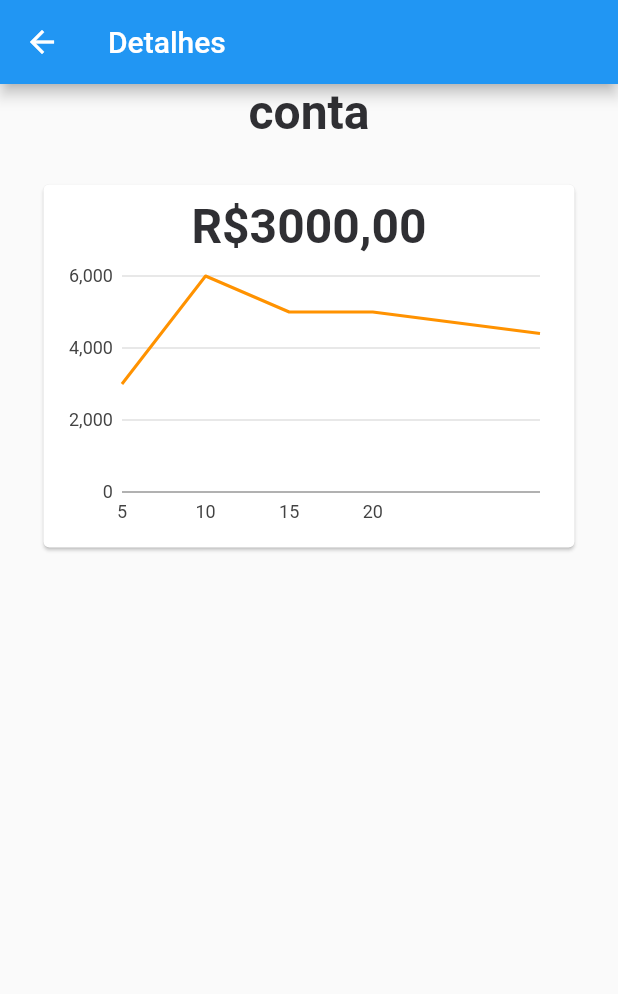
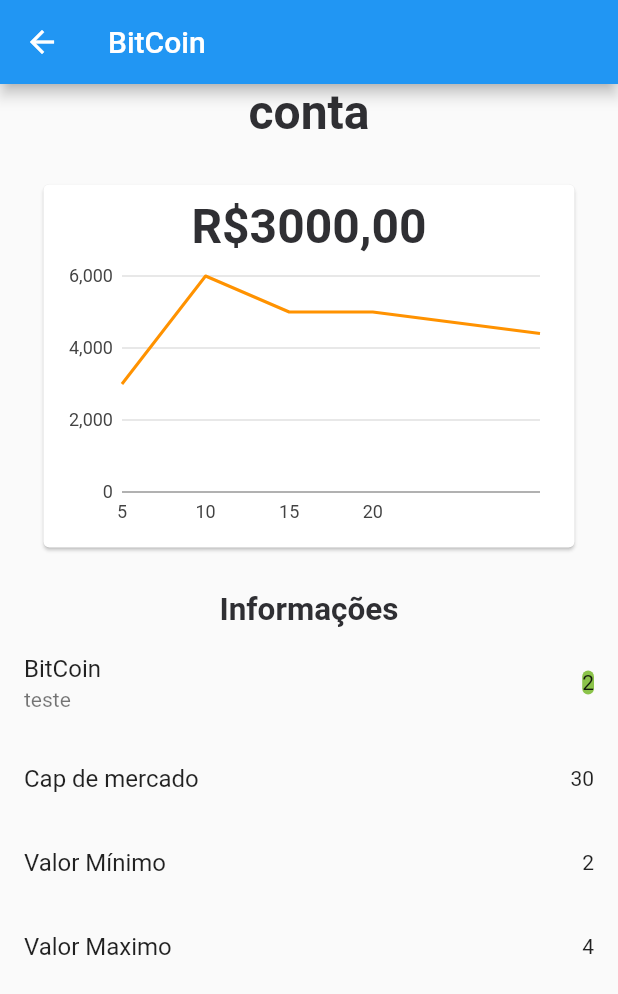
Before and after one commit to CamileBarros/ListagemCrypto, a Flutter app: the HomeWalletPage screen opened by its route, after a tap on "BTC", on a phone screen of 412 x 824 dp. Shown: the top 994 px of the screen. Run offline on Flutter 3.47's test engine with Material 2 defaults, Android fonts, the phone set to English and light mode, and no system bars; our stand-ins replace charts_flutter, google_fonts.

Commit message:
details list almost done

```diff
--- a/lib/data_source/data_list_wallet.dart
+++ b/lib/data_source/data_list_wallet.dart
@@ -1,17 +1,31 @@
-import 'package:listagem_crypto/data_source/data_list_crypto.dart';
 import 'package:listagem_crypto/use_cases/model/crypto_info_model.dart';
 import 'package:listagem_crypto/use_cases/model/crypto_list_model.dart';
 
-class ListDatasWallet {
-  final crypto = DataListCrypto().crypto;
+class DatasListWallet {
   final List<CryptoListModel> containerDatas = [
     CryptoListModel(
       initialsCrypto: "BTC",
       nameCrypto: "BitCoin",
       investedAmount: 5000,
       dayVariation: 30,
-      cryptoInfo: CryptoInfo(
-          actualValue: 213, marketCapt: 123, valueMin: 123, valueMax: 123),
+      cryptoInfo:
+          CryptoInfo(actualValue: 256, marketCapt: 2, valueMin: 2, valueMax: 4),
+    ),
+    CryptoListModel(
+      initialsCrypto: "ETH",
+      nameCrypto: "Etherum",
+      investedAmount: 3000,
+      dayVariation: 25,
+      cryptoInfo:
+          CryptoInfo(actualValue: 56, marketCapt: 3, valueMin: 5, valueMax: 6),
+    ),
+    CryptoListModel(
+      initialsCrypto: "LTC",
+      nameCrypto: "LiteCoin",
+      investedAmount: 4000,
+      dayVariation: 40,
+      cryptoInfo:
+          CryptoInfo(actualValue: 213, marketCapt: 4, valueMin: 3, valueMax: 5),
     ),
   ];
 }
--- a/lib/main.dart
+++ b/lib/main.dart
@@ -1,5 +1,4 @@
 import 'package:flutter/material.dart';
-import 'screens/details/details_page.dart';
 import 'screens/home/home_page.dart';
 import 'screens/wallet/home_wallet.dart';
 import 'shared/widgets/bottom_nav_bar.dart';
@@ -18,7 +17,6 @@
       routes: {
         '/homeWallet': (BuildContext context) => HomeWalletPage(),
         '/homepagge': (BuildContext context) => HomePage(),
-        '/details': (BuildContext context) => const HomeDetails(),
         '/navBar': (BuildContext context) => const BottomNavBar()
       },
       debugShowCheckedModeBanner: false,
--- a/lib/screens/details/details_page.dart
+++ b/lib/screens/details/details_page.dart
@@ -5,9 +5,26 @@
 import 'package:listagem_crypto/shared/widgets/charts_crypto.dart';
 
 class HomeDetails extends StatefulWidget {
-  const HomeDetails({
-    Key? key,
-  }) : super(key: key);
+  final String name;
+  final String initials;
+  final int invested;
+  final int variation;
+  final int min;
+  final int max;
+  final int capMarket;
+  final int actualValue;
+
+  const HomeDetails(
+      {Key? key,
+      required this.name,
+      required this.initials,
+      required this.invested,
+      required this.variation,
+      required this.min,
+      required this.max,
+      required this.capMarket,
+      required this.actualValue})
+      : super(key: key);
 
   @override
   State<HomeDetails> createState() => _HomeDetailsState();
@@ -15,15 +32,12 @@
 
 class _HomeDetailsState extends State<HomeDetails> {
   final dataBTC = ListBitcoinCharts().dataBTC;
-  final containerDatas = ListDatasWallet().containerDatas;
+  final containerDatas = DatasListWallet().containerDatas;
 
   @override
   Widget build(BuildContext context) {
     return Scaffold(
-      appBar: AppBar(
-          title: Text(
-        'Detalhes',
-      )),
+      appBar: AppBar(title: Text(widget.name)),
       body: Column(
         children: [
           Container(
@@ -38,6 +52,43 @@
               data: dataBTC,
             )),
           ),
+          Container(
+            child: Text('Informações', style: TextStyles.titleText),
+          ),
+          Container(
+            child: ListTile(
+              title: Text(widget.name),
+              subtitle: Text('teste'),
+              trailing: Container(
+                  decoration: BoxDecoration(
+                      color:
+                          widget.capMarket > 0 ? Colors.lightGreen : Colors.red,
+                      borderRadius: BorderRadius.circular(10)),
+                  child: Text(widget.capMarket.toString())),
+            ),
+          ),
+          Column(
+            children: [
+              Container(
+                child: ListTile(
+                  title: Text('Cap de mercado'),
+                  trailing: Text(widget.variation.toString()),
+                ),
+              ),
+              Container(
+                child: ListTile(
+                  title: Text('Valor Mínimo'),
+                  trailing: Text(widget.min.toString()),
+                ),
+              ),
+              Container(
+                child: ListTile(
+                  title: Text('Valor Maximo'),
+                  trailing: Text(widget.max.toString()),
+                ),
+              )
+            ],
+          )
         ],
       ),
     );
--- a/lib/screens/wallet/home_wallet.dart
+++ b/lib/screens/wallet/home_wallet.dart
@@ -14,7 +14,7 @@
 }
 
 class _HomeWalletPageState extends State<HomeWalletPage> {
-  final containerDatas = ListDatasWallet().containerDatas;
+  final containerDatas = DatasListWallet().containerDatas;
 
   bool show = true;
 
@@ -84,9 +84,23 @@
                                         )
                                       ],
                                     )),
-                                onTap: () => Navigator.pushNamed(
-                                    context, '/details',
-                                    arguments: ListDatasWallet()))),
+                                onTap: () {
+                                  Navigator.push(
+                                      context,
+                                      MaterialPageRoute(
+                                          builder: (context) => HomeDetails(
+                                                initials: e.initialsCrypto,
+                                                name: e.nameCrypto,
+                                                variation: e.dayVariation,
+                                                invested: e.investedAmount,
+                                                min: e.cryptoInfo.valueMin,
+                                                max: e.cryptoInfo.valueMax,
+                                                actualValue:
+                                                    e.cryptoInfo.actualValue,
+                                                capMarket:
+                                                    e.cryptoInfo.marketCapt,
+                                              )));
+                                })),
                         const Divider(
                           height: 2,
                         )
```
